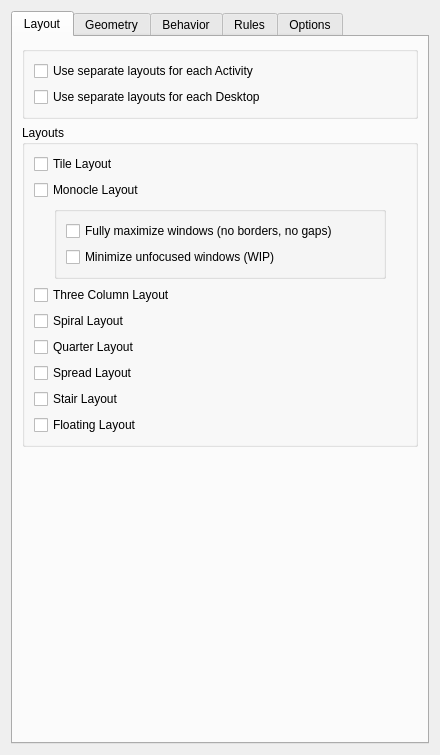
The window that res/config.ui (uberkael/krohnkite) describes before a commit, drawn with Qt 5.
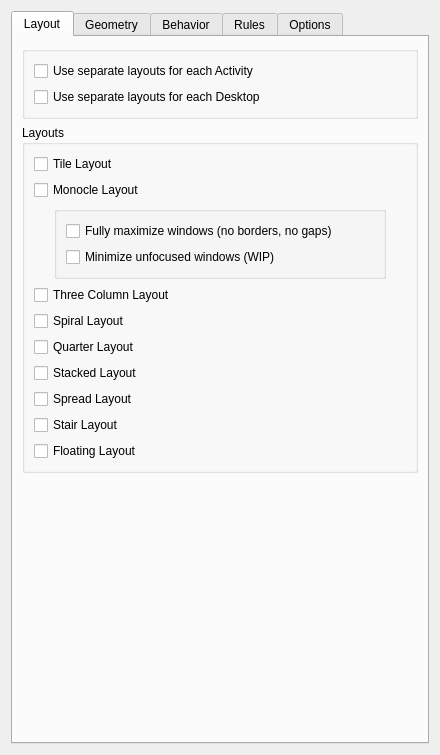
The same window after the commit. The open tabs and pages were chosen to show the change.

Commit message: Implemented stacked layout with master tile.

Diff of the .ui file:
```diff
--- a/res/config.ui
+++ b/res/config.ui
@@ -151,6 +151,16 @@
             </property>
            </widget>
           </item>
+          <item>
+           <widget class="QCheckBox" name="kcfg_enableStackedLayout">
+            <property name="toolTip">
+             <string>Enable Stacked layout</string>
+            </property>
+            <property name="text">
+             <string>Stacked Layout</string>
+            </property>
+           </widget>
+          </item>
           <item>
            <widget class="QCheckBox" name="kcfg_enableSpreadLayout">
             <property name="toolTip">
```
The commit also changes 6 other files.
